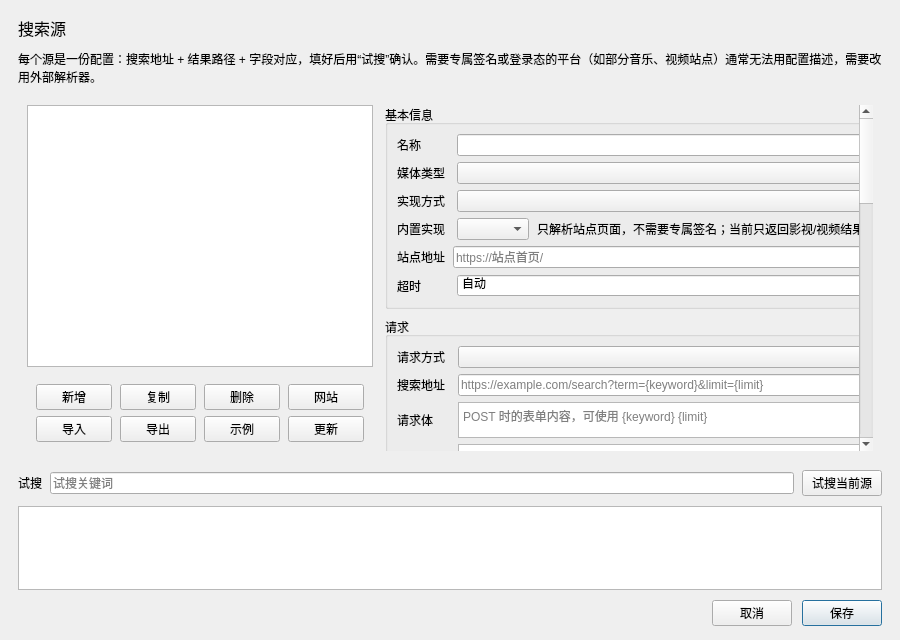
Before: the Qt Designer form src/ui/SourceManagerDialog.ui in gong1-1989/MusicVideoPlayer, drawn with Qt 5.
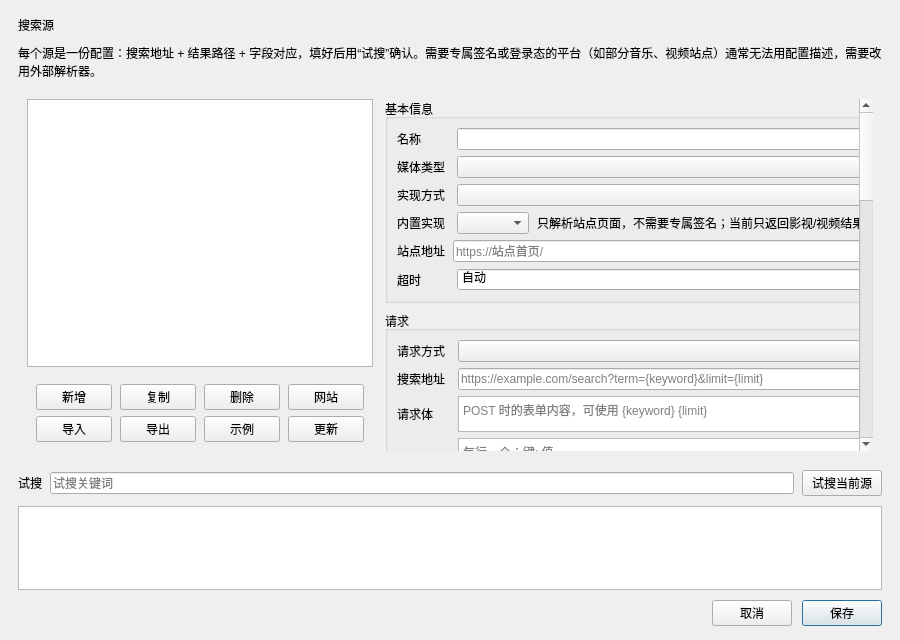
After: the same form once the commit is applied.

```diff
--- a/src/ui/SourceManagerDialog.ui
+++ b/src/ui/SourceManagerDialog.ui
@@ -35,7 +35,7 @@
       <string>label_sectionTitle</string>
      </property>
      <property name="styleSheet">
-      <string notr="true">font-size:16px;</string>
+      <string notr="true">font-size:1.25em;</string>
      </property>
      <property name="text">
       <string>搜索源</string>
```
